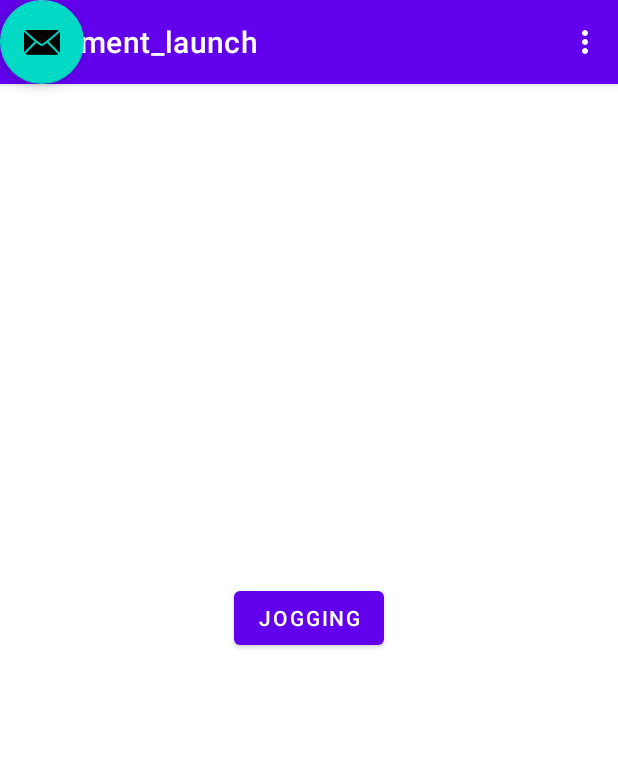
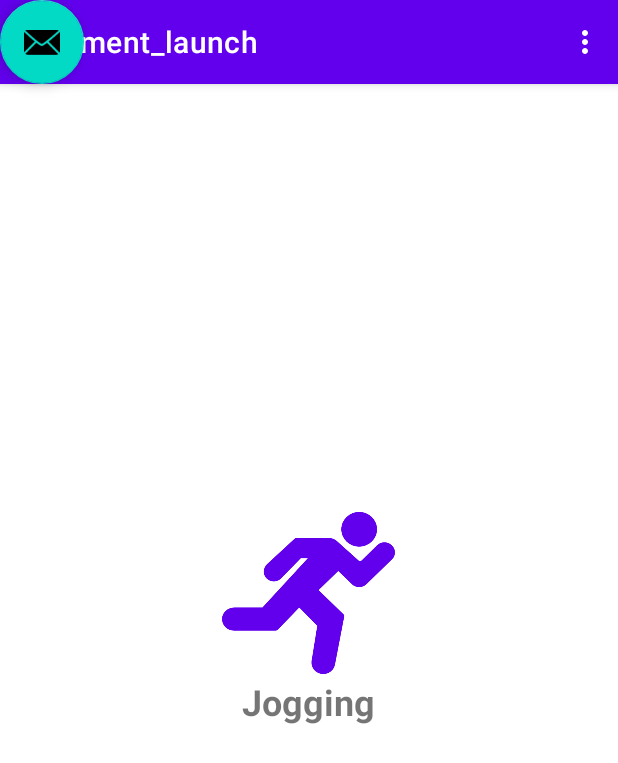
Before and after one commit to wrimicha/WorkoutPal, an Android app: the screen it shows after launch (MainActivity), on a phone screen of 412 x 824 dp. Shown: the top 763 px of the screen. Run offline under Robolectric (Android 15) with nearby library versions, the phone set to English and light mode, and no system bars; our stand-ins replace data binding, navigation-ui.

Commit message:
Added button icon for jogging in LaunchFragment

```diff
--- a/app/src/main/res/layout/fragment_launch.xml
+++ b/app/src/main/res/layout/fragment_launch.xml
@@ -13,9 +13,18 @@
 
     <Button
         android:id="@+id/jogging"
+        android:layout_width="115dp"
+        android:layout_height="112dp"
+        android:background="@drawable/running"
+        android:backgroundTint="#000000" />
+
+    <TextView
+        android:id="@+id/textView12"
         android:layout_width="wrap_content"
         android:layout_height="wrap_content"
-        android:text="Jogging" />
+        android:text="Jogging"
+        android:textSize="24sp"
+        android:textStyle="bold" />
 
 </LinearLayout>
 </layout>
```
Also changed, not shown: app/src/main/res/drawable-v24/running.png (added).
